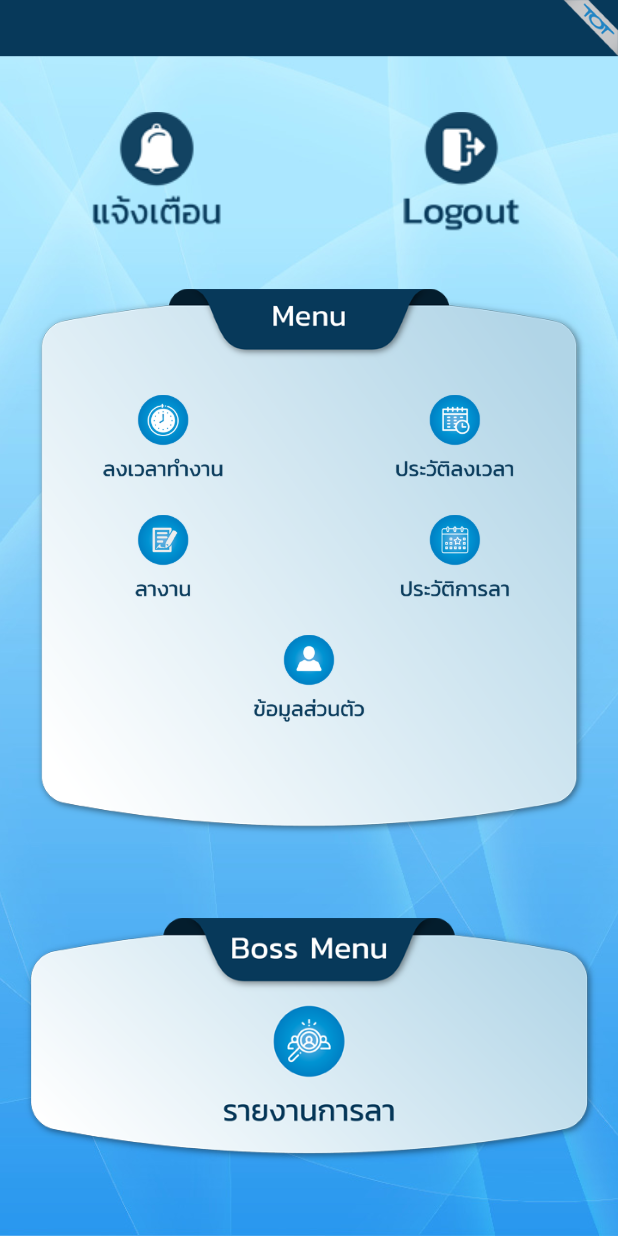
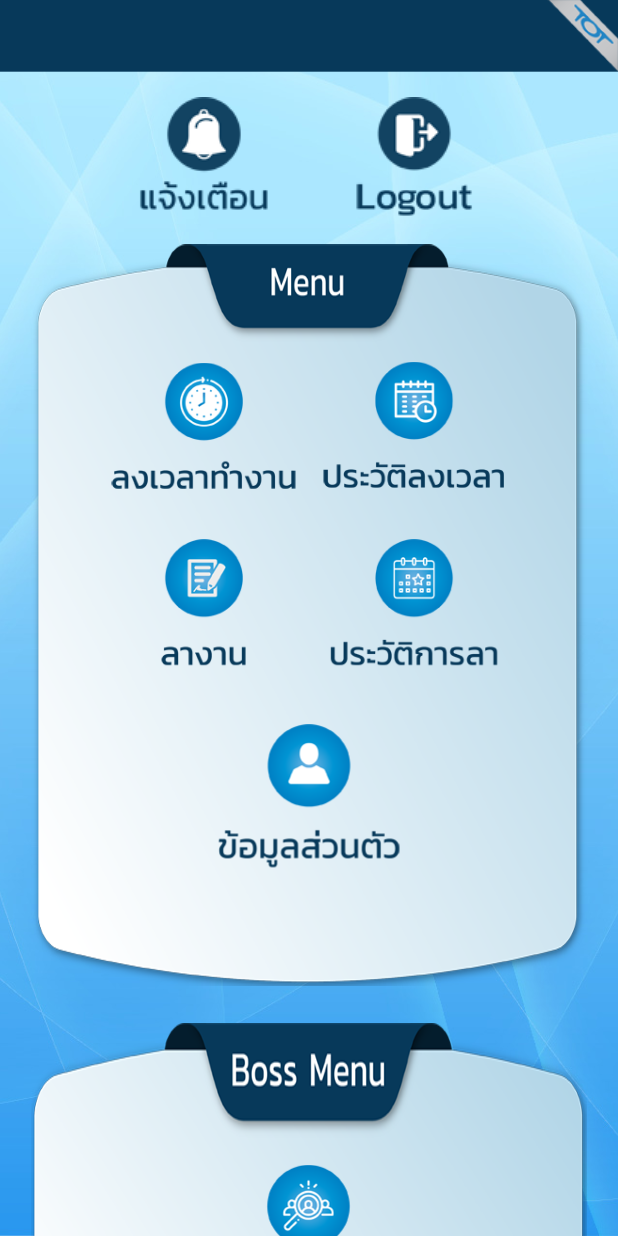
Before and after one commit to kypdev/workcheckin, a Flutter app: the HomeScreen screen opened directly, on a phone screen of 412 x 824 dp. Run offline on Flutter 3.47's test engine with Material 2 defaults, Android fonts, the phone set to English and light mode, and no system bars; our stand-ins replace font_awesome_flutter, geolocator, numberpicker, rflutter_alert, shared_preferences; missing offline and left inert: device_id, flutter_cupertino_date_picker; accounts and stored records are empty.

Commit message:
fix home ui menu

```diff
--- a/lib/views/home_screen.dart
+++ b/lib/views/home_screen.dart
@@ -8,6 +8,7 @@ import 'package:workcheckin/views/history_screen.dart';
 import 'package:workcheckin/views/noti_boss_screen.dart';
 import 'package:workcheckin/views/profile_screen.dart';
 import 'package:workcheckin/views/signin_screen.dart';
+import 'package:workcheckin/models/size_config.dart';
 import 'leave_screen.dart';
 
 final _kanit = 'Kanit';
@@ -80,6 +81,9 @@ class _HomeScreenState extends State<HomeScreen> {
 
   @override
   Widget build(BuildContext context) {
+    SizeConfig().init(context);
+    var sizeHor = SizeConfig.safeBlockHorizontal;
+    var sizeVer = SizeConfig.safeBlockVertical;
     return SafeArea(
       child: Scaffold(
         body: Stack(
@@ -96,9 +100,10 @@ class _HomeScreenState extends State<HomeScreen> {
             ),
             SingleChildScrollView(
               child: Column(
+                mainAxisAlignment: MainAxisAlignment.start,
                 children: <Widget>[
                   Container(
-                    height: MediaQuery.of(context).size.height / 22.0,
+                    height: sizeVer * 5.8,
                     width: MediaQuery.of(context).size.width,
                     decoration: BoxDecoration(
                       color: Color(0xff07395A),
@@ -108,157 +113,125 @@ class _HomeScreenState extends State<HomeScreen> {
                       alignment: Alignment.topRight,
                     ),
                   ),
-                  Padding(
-                    padding: EdgeInsets.symmetric(
-                        vertical: MediaQuery.of(context).size.height / 30.0),
-                    child: Row(
-                      mainAxisAlignment: MainAxisAlignment.center,
-                      children: <Widget>[
-                        GestureDetector(
-                          onTap: _notiBoss,
-                          child: Container(
-                            width: 100.0,
-                            height: 100.0,
-                            decoration: BoxDecoration(
-                              image: DecorationImage(
-                                image: AssetImage('assets/images/noti.png'),
-                              ),
-                            ),
-                          ),
+                  Row(
+                    crossAxisAlignment: CrossAxisAlignment.center,
+                    mainAxisAlignment: MainAxisAlignment.center,
+                    children: <Widget>[
+                      InkWell(
+                        onTap: _notiBoss,
+                        child: Image.asset(
+                          'assets/images/noti.png',
+                          width: sizeHor * 30,
                         ),
-                        SizedBox(
-                            width: MediaQuery.of(context).size.width / 4.0),
-                        GestureDetector(
-                          onTap: _logout,
-                          child: Container(
-                            width: 100.0,
-                            height: 100.0,
-                            decoration: BoxDecoration(
-                              image: DecorationImage(
-                                image: AssetImage('assets/images/logout.png'),
-                              ),
-                            ),
-                          ),
+                      ),
+                      SizedBox(width: sizeHor * 4),
+                      InkWell(
+                        onTap: _logout,
+                        child: Image.asset(
+                          'assets/images/logout.png',
+                          width: sizeHor * 30,
                         ),
-                      ],
-                    ),
+                      ),
+                    ],
                   ),
-                  Container(
-                    width: MediaQuery.of(context).size.width / 1.1,
-                    height: MediaQuery.of(context).size.height / 2.2,
-                    decoration: BoxDecoration(
-                      image: DecorationImage(
-                        image: AssetImage('assets/images/card-menu.png'),
-                        fit: BoxFit.cover,
+                  Stack(
+                    alignment: Alignment.center,
+                    children: <Widget>[
+                      Image.asset(
+                        'assets/images/card-menu.png',
+                        width: sizeHor * 90,
+                        height: sizeVer * 60,
+                        filterQuality: FilterQuality.high,
+                        excludeFromSemantics: true,
+                        fit: BoxFit.fill,
                       ),
-                    ),
-                    child: SingleChildScrollView(
-                      child: Column(
+                      Column(
+                        mainAxisAlignment: MainAxisAlignment.center,
+                        crossAxisAlignment: CrossAxisAlignment.center,
                         children: <Widget>[
                           Row(
-                            mainAxisAlignment: MainAxisAlignment.spaceBetween,
+                            crossAxisAlignment: CrossAxisAlignment.center,
+                            mainAxisAlignment: MainAxisAlignment.center,
                             children: <Widget>[
-                              Padding(
-                                padding:
-                                    const EdgeInsets.only(top: 60, left: 50),
-                                child: GestureDetector(
-                                  onTap: _employee,
-                                  child: Container(
-                                    width: 80,
-                                    height: 80,
-                                    decoration: BoxDecoration(
-                                      image: DecorationImage(
-                                        image: AssetImage(
-                                            'assets/images/check.png'),
-                                      ),
-                                    ),
-                                  ),
+                              InkWell(
+                                onTap: _employee,
+                                child: Image.asset(
+                                  'assets/images/check.png',
+                                  width: sizeHor * 30,
                                 ),
                               ),
-                              Padding(
-                                padding:
-                                    const EdgeInsets.only(top: 60, right: 50),
-                                child: GestureDetector(
-                                  onTap: _historyCheckin,
-                                  child: Container(
-                                    width: 80,
-                                    height: 80,
-                                    decoration: BoxDecoration(
-                                      image: DecorationImage(
-                                        image: AssetImage(
-                                            'assets/images/his-time.png'),
-                                      ),
-                                    ),
-                                  ),
+                              SizedBox(width: sizeHor * 4),
+                              InkWell(
+                                onTap: _historyCheckin,
+                                child: Image.asset(
+                                  'assets/images/his-time.png',
+                                  width: sizeHor * 30,
                                 ),
                               ),
                             ],
                           ),
-                          Padding(
-                            padding: const EdgeInsets.only(left: 50, right: 50),
-                            child: Row(
-                              mainAxisAlignment: MainAxisAlignment.spaceBetween,
-                              children: <Widget>[
-                                GestureDetector(
-                                  onTap: _leave,
-                                  child: Container(
-                                    width: 80,
-                                    height: 80,
-                                    decoration: BoxDecoration(
-                                      image: DecorationImage(
-                                        image: AssetImage(
-                                            'assets/images/leave.png'),
-                                      ),
-                                    ),
-                                  ),
-                                ),
-                                GestureDetector(
-                                  onTap: _history,
-                                  child: Container(
-                                    width: 80,
-                                    height: 80,
-                                    decoration: BoxDecoration(
-                                      image: DecorationImage(
-                                        image: AssetImage(
-                                            'assets/images/his-leave.png'),
-                                      ),
-                                    ),
-                                  ),
-                                ),
-                              ],
-                            ),
-                          ),
-                          GestureDetector(
-                            onTap: _showProfile,
-                            child: Container(
-                              width: 80,
-                              height: 80,
-                              decoration: BoxDecoration(
-                                image: DecorationImage(
-                                  image: AssetImage('assets/images/pro.png'),
+                          SizedBox(height: sizeVer * 4),
+                          Row(
+                            crossAxisAlignment: CrossAxisAlignment.center,
+                            mainAxisAlignment: MainAxisAlignment.center,
+                            children: <Widget>[
+                              InkWell(
+                                onTap: _leave,
+                                child: Image.asset(
+                                  'assets/images/leave.png',
+                                  width: sizeHor * 30,
                                 ),
                               ),
+                              SizedBox(width: sizeHor * 4),
+                              InkWell(
+                                onTap: _history,
+                                child: Image.asset(
+                                  'assets/images/his-leave.png',
+                                  width: sizeHor * 30,
+                                ),
+                              ),
+                            ],
+                          ),
+                          SizedBox(height: sizeVer * 4),
+                          InkWell(
+                            onTap: _showProfile,
+                            child: Image.asset(
+                              'assets/images/pro.png',
+                              width: sizeHor * 30,
                             ),
                           ),
                         ],
                       ),
-                    ),
+                    ],
                   ),
-                  GestureDetector(
-                    onTap: _bossLeave,
-                    child: Container(
-                      height: MediaQuery.of(context).size.height / 3.15,
-                      width: MediaQuery.of(context).size.width,
-                      decoration: BoxDecoration(
-                        image: DecorationImage(
-                          image: AssetImage('assets/images/boss-menu.png'),
+                  SizedBox(height: sizeVer * 3),
+                  Stack(
+                    alignment: Alignment.center,
+                    children: <Widget>[
+                      Image.asset(
+                        'assets/images/boss-card.png',
+                        width: sizeHor * 90,
+                        height: sizeVer * 30,
+                        filterQuality: FilterQuality.high,
+                        excludeFromSemantics: true,
+                        fit: BoxFit.fill,
+                      ),
+                      Padding(
+                        padding: EdgeInsets.only(top: sizeVer * 4),
+                        child: InkWell(
+                          onTap: _bossLeave,
+                          child: Image.asset(
+                            'assets/images/report.png',
+                            width: sizeHor * 32,
+                            filterQuality: FilterQuality.high,
+                            excludeFromSemantics: true,
+                            fit: BoxFit.fill,
+                          ),
                         ),
                       ),
-                      child: Column(
-                        children: <Widget>[],
-                      ),
-                    ),
+                    ],
                   ),
+                  SizedBox(height: sizeVer * 4),
                 ],
               ),
             ),
```
Also changed, not shown: assets/images/Menu-14.png (deleted), assets/images/boss-card.png (added), assets/images/card-menu.png, assets/images/check.png, assets/images/his-time.png, assets/images/pro.png, assets/images/report.png.
